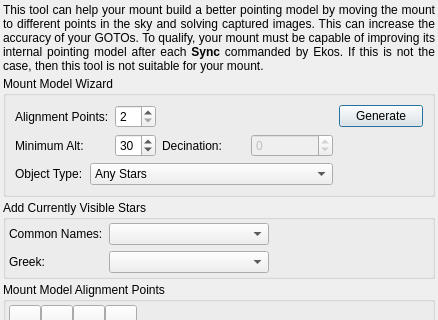
KDE/kstars, file kstars/ekos/align/mountmodel.ui: the form before one commit; both pictures show x 0 to 438 and y 0 to 320 of the 438 by 535 pixel window.
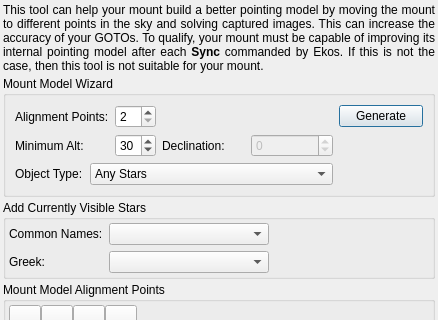
The form after the commit.

What changed in the file:
```diff
--- a/kstars/ekos/align/mountmodel.ui
+++ b/kstars/ekos/align/mountmodel.ui
@@ -117,7 +117,7 @@
       <item row="1" column="3">
        <widget class="QLabel" name="label_8">
         <property name="text">
-         <string>Decination:</string>
+         <string>Declination:</string>
         </property>
        </widget>
       </item>
```
Left out of the diff: 2 changed lines with no effect on the pictures.
